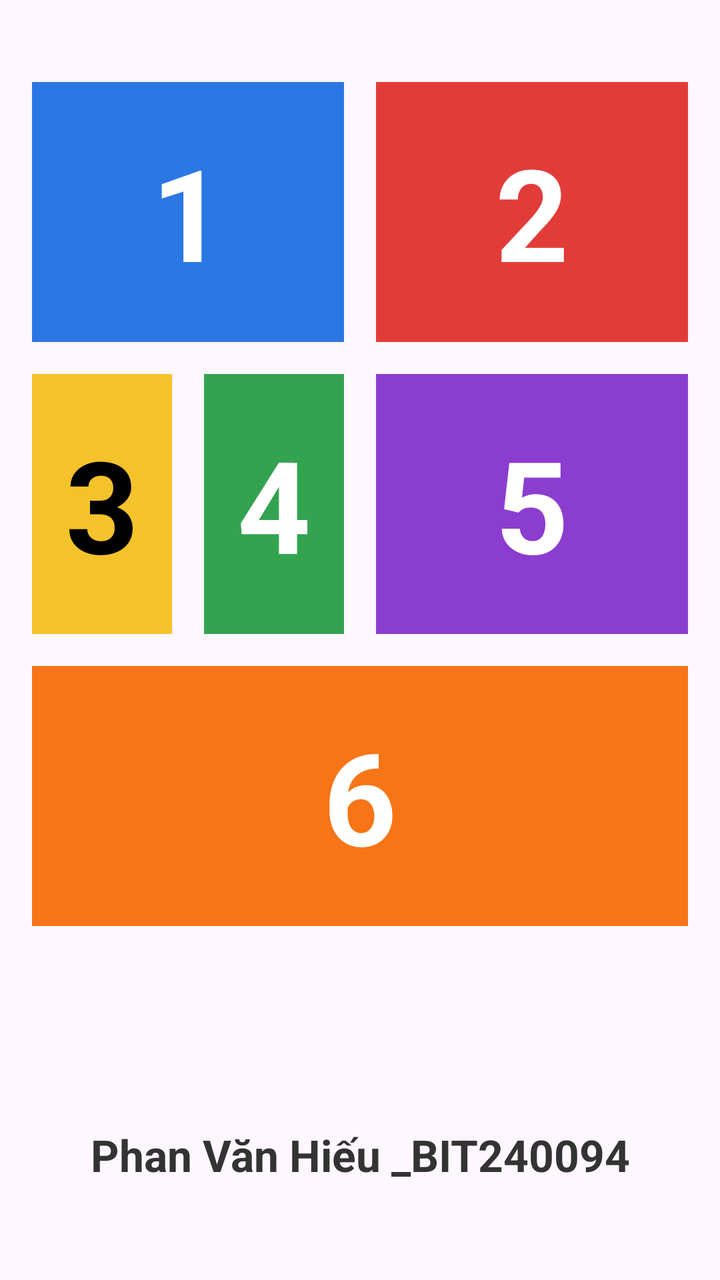
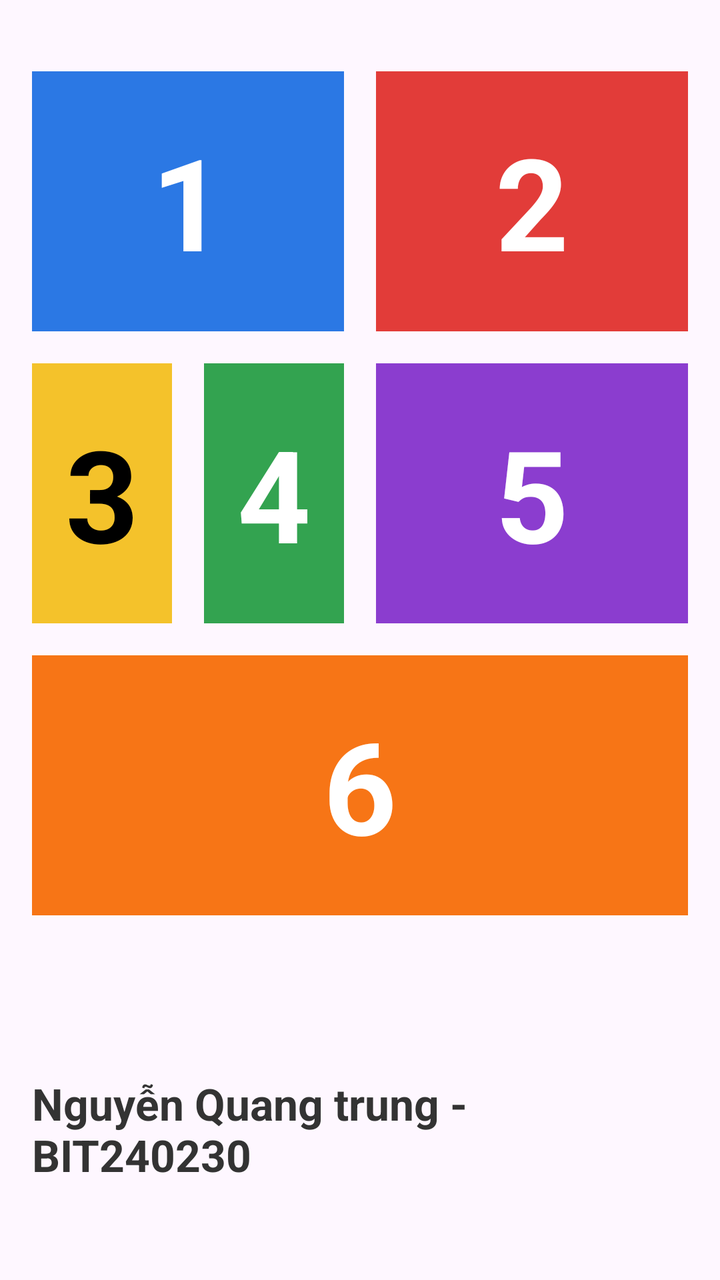

Two renders of the same Android screen: before a commit and after it. Below are the layout's source before the change and the commit's diff.
<!-- AndroidManifest.xml: application theme Theme.Bai1 -->
<!-- res/layout/activity_main.xml -->
<?xml version="1.0" encoding="utf-8"?>
<androidx.constraintlayout.widget.ConstraintLayout xmlns:android="http://schemas.android.com/apk/res/android"
    xmlns:app="http://schemas.android.com/apk/res-auto"
    xmlns:tools="http://schemas.android.com/tools"
    android:id="@+id/main"
    android:layout_width="match_parent"
    android:layout_height="match_parent"
    android:padding="16dp"
    tools:context=".MainActivity">

    <LinearLayout
        android:id="@+id/grid_container"
        android:layout_width="match_parent"
        android:layout_height="wrap_content"
        android:orientation="vertical"
        app:layout_constraintBottom_toTopOf="@+id/tv_name_mssv"
        app:layout_constraintTop_toTopOf="parent"
        app:layout_constraintVertical_bias="0.2">

        
        <LinearLayout
            android:layout_width="match_parent"
            android:layout_height="130dp"
            android:orientation="horizontal"
            android:weightSum="2">

            <TextView
                android:layout_width="0dp"
                android:layout_height="match_parent"
                android:layout_marginEnd="8dp"
                android:layout_weight="1"
                android:background="#2b78e4"
                android:gravity="center"
                android:text="1"
                android:textColor="#FFFFFF"
                android:textSize="64sp"
                android:textStyle="bold" />

            <TextView
                android:layout_width="0dp"
                android:layout_height="match_parent"
                android:layout_marginStart="8dp"
                android:layout_weight="1"
                android:background="#e23c39"
                android:gravity="center"
                android:text="2"
                android:textColor="#FFFFFF"
                android:textSize="64sp"
                android:textStyle="bold" />
        </LinearLayout>

        
        <LinearLayout
            android:layout_width="match_parent"
            android:layout_height="130dp"
            android:layout_marginTop="16dp"
            android:orientation="horizontal"
            android:weightSum="2">

            
            <LinearLayout
                android:layout_width="0dp"
                android:layout_height="match_parent"
                android:layout_marginEnd="8dp"
                android:layout_weight="1"
                android:orientation="horizontal"
                android:weightSum="2">

                <TextView
                    android:layout_width="0dp"
                    android:layout_height="match_parent"
                    android:layout_marginEnd="8dp"
                    android:layout_weight="1"
                    android:background="#f4c22b"
                    android:gravity="center"
                    android:text="3"
                    android:textColor="#000000"
                    android:textSize="64sp"
                    android:textStyle="bold" />

                <TextView
                    android:layout_width="0dp"
                    android:layout_height="match_parent"
                    android:layout_marginStart="8dp"
                    android:layout_weight="1"
                    android:background="#33a350"
                    android:gravity="center"
                    android:text="4"
                    android:textColor="#FFFFFF"
                    android:textSize="64sp"
                    android:textStyle="bold" />
            </LinearLayout>

            <TextView
                android:layout_width="0dp"
                android:layout_height="match_parent"
                android:layout_marginStart="8dp"
                android:layout_weight="1"
                android:background="#8b3dcf"
                android:gravity="center"
                android:text="5"
                android:textColor="#FFFFFF"
                android:textSize="64sp"
                android:textStyle="bold" />
        </LinearLayout>

        
        <TextView
            android:layout_width="match_parent"
            android:layout_height="130dp"
            android:layout_marginTop="16dp"
            android:background="#f77516"
            android:gravity="center"
            android:text="6"
            android:textColor="#FFFFFF"
            android:textSize="64sp"
            android:textStyle="bold" />

    </LinearLayout>

    <TextView
        android:id="@+id/tv_name_mssv"
        android:layout_width="wrap_content"
        android:layout_height="wrap_content"
        android:layout_marginBottom="32dp"
        android:text="Phan Văn Hiếu _BIT240094"
        android:textColor="#333333"
        android:textSize="22sp"
        android:textStyle="bold"
        app:layout_constraintBottom_toBottomOf="parent"
        app:layout_constraintEnd_toEndOf="parent"
        app:layout_constraintStart_toStartOf="parent" />

</androidx.constraintlayout.widget.ConstraintLayout>
<!-- resources referenced by this layout -->
<resources>
  <style name="Theme.Bai1" parent="Base.Theme.Bai1" />
  <style name="Base.Theme.Bai1" parent="Theme.Material3.DayNight.NoActionBar">
          
          
      </style>
</resources>

<!-- the commit's change to res/layout/activity_main.xml (unified diff, before → after) -->
@@ -123,7 +123,7 @@
         android:layout_width="wrap_content"
         android:layout_height="wrap_content"
         android:layout_marginBottom="32dp"
-        android:text="Phan Văn Hiếu _BIT240094"
+        android:text="Nguyễn Quang trung - BIT240230"
         android:textColor="#333333"
         android:textSize="22sp"
         android:textStyle="bold"
